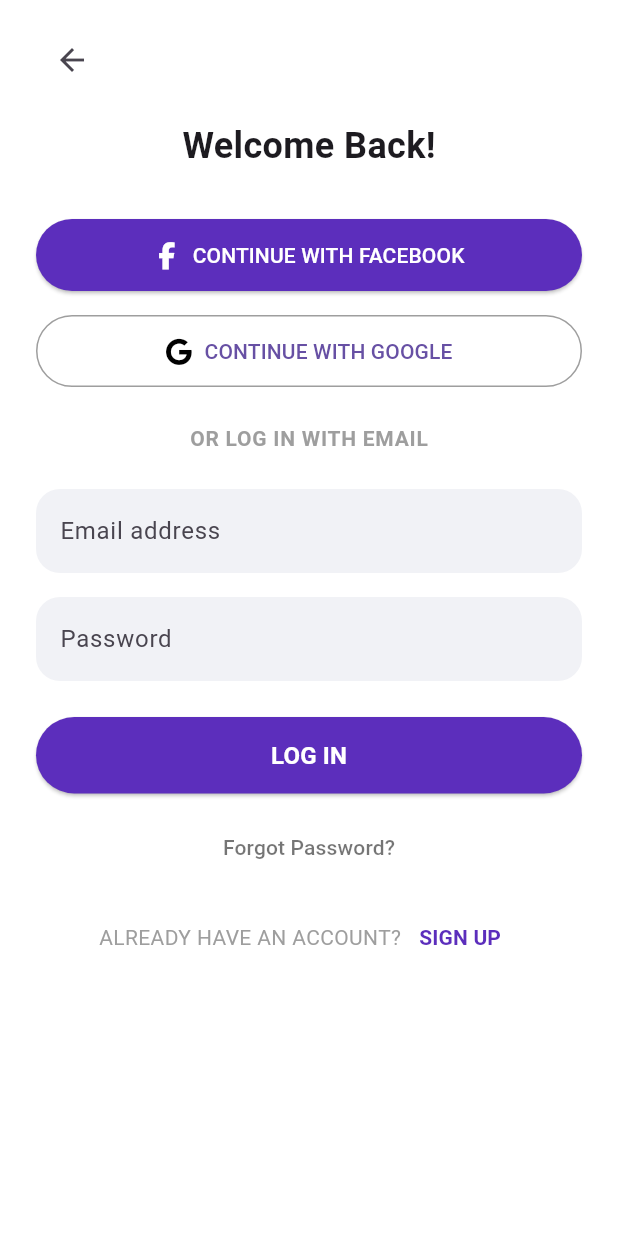
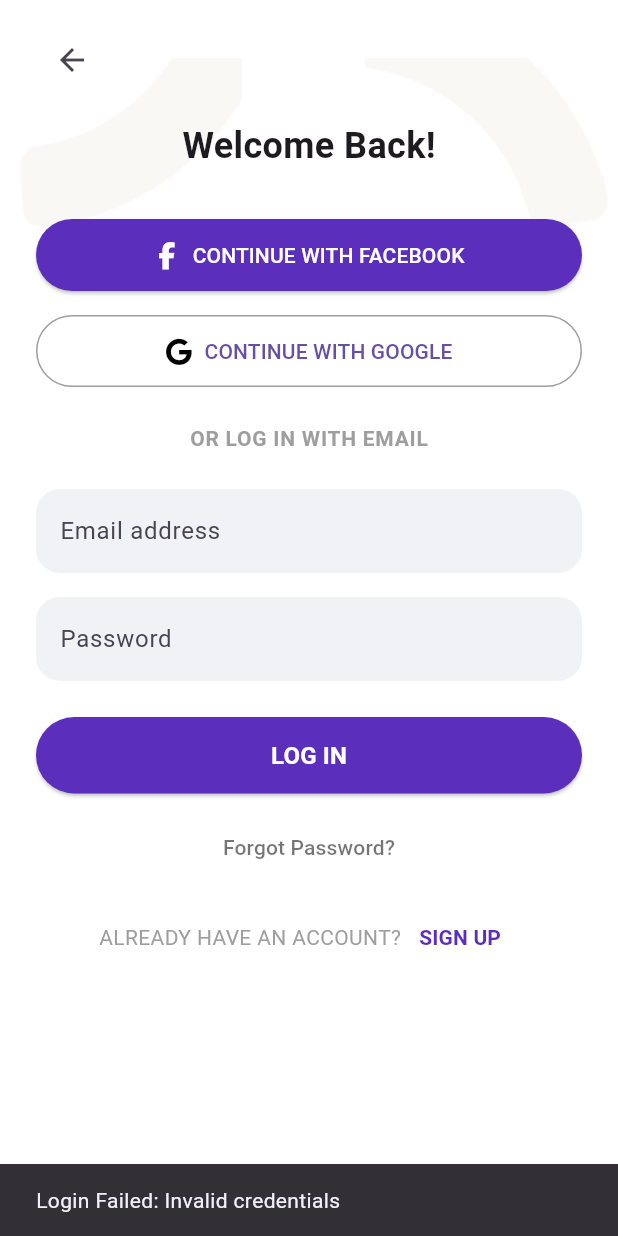
Before and after one commit to VincentiusJacob/LocalHop, a Flutter app: the SignInPage screen opened by its route, after a tap on "LOG IN", on a phone screen of 412 x 824 dp. Run offline on Flutter 3.47's test engine with Material 3 defaults, Android fonts, the phone set to English and light mode, and no system bars; our stand-ins replace font_awesome_flutter.

```diff
--- a/lib/controller/auth_service.dart
+++ b/lib/controller/auth_service.dart
@@ -1,15 +1,17 @@
+import 'dart:io';
 import 'dart:convert';
 import 'package:flutter/services.dart';
-
-import 'dart:io';
-
+import 'package:path_provider/path_provider.dart';
 import 'package:flutter_app_demo/model/user_model.dart';
 
 class AuthService {
   List<UserModel> _users = [];
 
   Future<File> _getLocalFile() async {
-    return File('lib/data/dummy_user.json');
+    final directory = await getApplicationDocumentsDirectory();
+    final path = directory.path;
+    final file = File('$path/dummy_user.json');
+    return file;
   }
 
   Future<void> loadUsers() async {
@@ -21,17 +23,23 @@ class AuthService {
       final usersFromJson = data['users'] as List;
       _users = usersFromJson.map((json) => UserModel.fromJson(json)).toList();
     } else {
-      final assetData = await rootBundle.loadString('assets/JSON/dummy_user.json');
+      // load dari assets hanya pertama kali
+      final assetData = await rootBundle.loadString('lib/data/dummy_user.json');
       final data = json.decode(assetData);
       final usersFromJson = data['users'] as List;
       _users = usersFromJson.map((json) => UserModel.fromJson(json)).toList();
 
-      // Simpan ke file lokal untuk pertama kali
+      // simpan ke file lokal
       await saveUsersToFile();
     }
   }
 
-  // panggil buat register
+  Future<void> saveUsersToFile() async {
+    final file = await _getLocalFile();
+    final data = {'users': _users.map((user) => user.toJson()).toList()};
+    await file.writeAsString(json.encode(data));
+  }
+
   Future<bool> register(String name, String email, String password) async {
     await loadUsers();
 
@@ -42,24 +50,13 @@ class AuthService {
     }
 
     UserModel newUser = UserModel(email: email, name: name, password: password);
-
     _users.add(newUser);
 
     await saveUsersToFile();
-
     return true;
   }
 
-  Future<void> saveUsersToFile() async {
-    final File file = await _getLocalFile();
-    final data = {'users': _users.map((user) => user.toJson()).toList()};
-    await file.writeAsString(json.encode(data));
-
-    return;
-  }
-
-  // buat login
-  Future<bool> login(String email , String password) async {
+  Future<bool> login(String email, String password) async {
     await loadUsers();
 
     for (var u in _users) {
--- a/lib/pages/signin.dart
+++ b/lib/pages/signin.dart
@@ -1,9 +1,7 @@
 import 'package:flutter/material.dart';
-import 'package:flutter_app_demo/controller/auth_service.dart';
-
-import 'package:flutter_app_demo/pages/homepage.dart';
 import 'package:font_awesome_flutter/font_awesome_flutter.dart';
 
+import '../controller/auth_service.dart';
 
 class SignInPage extends StatefulWidget {
   const SignInPage({super.key});
@@ -16,32 +14,48 @@ class _SignInPageState extends State<SignInPage> {
   final TextEditingController emailController = TextEditingController();
   final TextEditingController passwordController = TextEditingController();
 
-
   //bagian validasi login
   final AuthService authService = AuthService();
 
+
   void loginUser() async {
-    bool isLoggedIn = await authService.login(emailController.text,passwordController.text);
+    bool isLoggedIn = await authService.login(emailController.text, passwordController.text);
     if (isLoggedIn) {
-      ScaffoldMessenger.of(context).showSnackBar(SnackBar(content: Text("Login Successful")));
+      ScaffoldMessenger.of(context).showSnackBar(const SnackBar(content: Text("Login Successful")));
 
-      //masuk ke main page.
-      Navigator.pushReplacement(
-        context,
-        MaterialPageRoute(builder: (context) => HomePage()),
-      );
+      //masuk ke main page
+      Navigator.pushReplacementNamed(context, '/HomePage');
 
     } else {
-      ScaffoldMessenger.of(context).showSnackBar(SnackBar(content: Text("Login Failed: Invalid credentials")));
+      ScaffoldMessenger.of(context).showSnackBar(const SnackBar(content: Text("Login Failed: Invalid credentials")));
     }
   }
-
 
   @override
   Widget build(BuildContext context) {
     return Scaffold(
       backgroundColor: Colors.white,
-      body: SafeArea(
+      body: Stack(
+        children: [
+          Positioned(
+            top: 0,
+            right: 0,
+            child: Image.asset(
+              'assets/images/decoration2.png',
+              width: 175,
+              height: 190,
+            ),
+          ),
+          Positioned(
+            top: 0,
+            left: 0,
+            child: Image.asset(
+              'assets/images/decoration1.png',
+              width: 175,
+              height: 190,
+            ),
+          ),
+          SafeArea(
             child: SingleChildScrollView(
               padding: const EdgeInsets.symmetric(horizontal: 24),
               child: Column(
@@ -58,22 +72,19 @@ class _SignInPageState extends State<SignInPage> {
                   const Center(
                     child: Text(
                       'Welcome Back!',
-                  style: TextStyle(
-                    fontSize: 24,
-                    fontWeight: FontWeight.bold,
-                  ),
+                      style: TextStyle(fontSize: 24, fontWeight: FontWeight.bold),
                     ),
                   ),
                   const SizedBox(height: 32),
 
-              // Facebook Btn
+                  // Facebook Button
                   SizedBox(
                     width: double.infinity,
                     child: ElevatedButton.icon(
                       icon: const Icon(FontAwesomeIcons.facebookF, color: Colors.white),
                       label: const Text('CONTINUE WITH FACEBOOK', style: TextStyle(color: Colors.white)),
                       style: ElevatedButton.styleFrom(
-                    backgroundColor: Color(0xFF5C2EBC),
+                        backgroundColor: const Color(0xFF5C2EBC),
                         padding: const EdgeInsets.symmetric(vertical: 14),
                         shape: RoundedRectangleBorder(
                           borderRadius: BorderRadius.circular(30),
@@ -84,7 +95,7 @@ class _SignInPageState extends State<SignInPage> {
                   ),
                   const SizedBox(height: 16),
 
-              // Google Btn
+                  // Google Button
                   SizedBox(
                     width: double.infinity,
                     child: OutlinedButton.icon(
@@ -101,6 +112,7 @@ class _SignInPageState extends State<SignInPage> {
                     ),
                   ),
                   const SizedBox(height: 24),
+
                   const Center(
                     child: Text(
                       'OR LOG IN WITH EMAIL',
@@ -113,13 +125,13 @@ class _SignInPageState extends State<SignInPage> {
                   ),
                   const SizedBox(height: 24),
 
-              // Email Input
+                  // Email input
                   TextField(
                     controller: emailController,
                     decoration: InputDecoration(
                       hintText: 'Email address',
                       filled: true,
-                  fillColor: Color(0xFFF1F2F6),
+                      fillColor: const Color(0xFFF1F2F6),
                       border: OutlineInputBorder(
                         borderRadius: BorderRadius.circular(16),
                         borderSide: BorderSide.none,
@@ -128,14 +140,14 @@ class _SignInPageState extends State<SignInPage> {
                   ),
                   const SizedBox(height: 16),
 
-              // Password Input
+                  // Password input
                   TextField(
                     controller: passwordController,
                     obscureText: true,
                     decoration: InputDecoration(
                       hintText: 'Password',
                       filled: true,
-                  fillColor: Color(0xFFF1F2F6),
+                      fillColor: const Color(0xFFF1F2F6),
                       border: OutlineInputBorder(
                         borderRadius: BorderRadius.circular(16),
                         borderSide: BorderSide.none,
@@ -144,15 +156,13 @@ class _SignInPageState extends State<SignInPage> {
                   ),
                   const SizedBox(height: 24),
 
-              // Login Btn
+                  // Login button
                   SizedBox(
                     width: double.infinity,
                     child: ElevatedButton(
-                  onPressed: () {
-                    loginUser();
-                  },
+                      onPressed: loginUser,
                       style: ElevatedButton.styleFrom(
-                    backgroundColor: Color(0xFF5C2EBC),
+                        backgroundColor: const Color(0xFF5C2EBC),
                         padding: const EdgeInsets.symmetric(vertical: 14),
                         shape: RoundedRectangleBorder(
                           borderRadius: BorderRadius.circular(30),
@@ -169,6 +179,7 @@ class _SignInPageState extends State<SignInPage> {
                     ),
                   ),
                   const SizedBox(height: 12),
+
                   Center(
                     child: TextButton(
                       onPressed: () {},
@@ -179,6 +190,7 @@ class _SignInPageState extends State<SignInPage> {
                     ),
                   ),
                   const SizedBox(height: 12),
+
                   Row(
                     mainAxisAlignment: MainAxisAlignment.center,
                     children: [
@@ -188,7 +200,7 @@ class _SignInPageState extends State<SignInPage> {
                       ),
                       TextButton(
                         onPressed: () {
-                      // COMING SOON
+                          // Go to sign up
                         },
                         child: const Text(
                           'SIGN UP',
@@ -205,6 +217,8 @@ class _SignInPageState extends State<SignInPage> {
               ),
             ),
           ),
+        ],
+      ),
     );
   }
 }
--- a/pubspec.yaml
+++ b/pubspec.yaml
@@ -35,6 +35,7 @@ dependencies:
   # Use with the CupertinoIcons class for iOS style icons.
   cupertino_icons: ^1.0.8
   font_awesome_flutter: ^10.5.0
+  path_provider: ^2.0.11
 
 dev_dependencies:
   flutter_test:
```
Also changed, not shown: lib/data/dummy_place.json (+5 -5 lines), lib/data/dummy_user.json (+8 -1 lines), lib/main.dart (+12 -8 lines), lib/pages/editprofile.dart (added, +115 -0 lines), lib/pages/homepage.dart (+32 -61 lines), lib/pages/mainpage.dart (added, +42 -0 lines), lib/pages/profilepage.dart (added, +119 -0 lines), assets/images/Bandung.jpeg (added), assets/images/Keraton.jpg (added), assets/images/Malioboro.jpg (added), assets/images/farmhouse.jpeg (added), assets/images/gedung_sate.jpeg (added), assets/images/kawah_putih.jpeg (added), pubspec.lock, 1 other file. Lines whose indentation alone changed are shown as unchanged.
